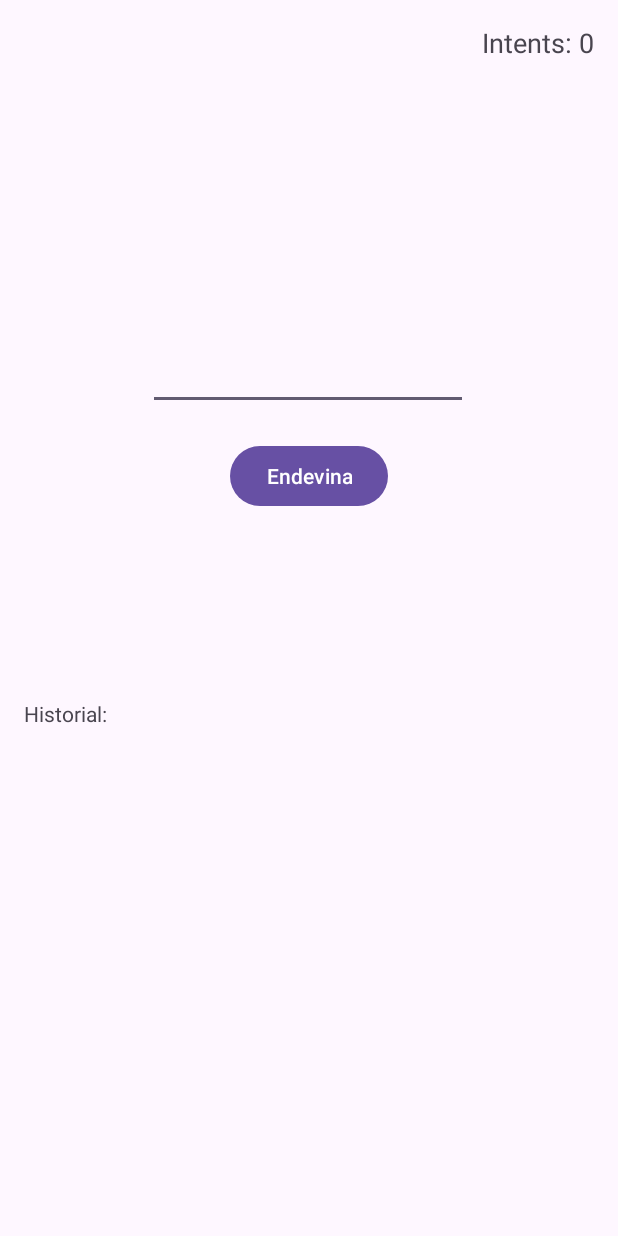
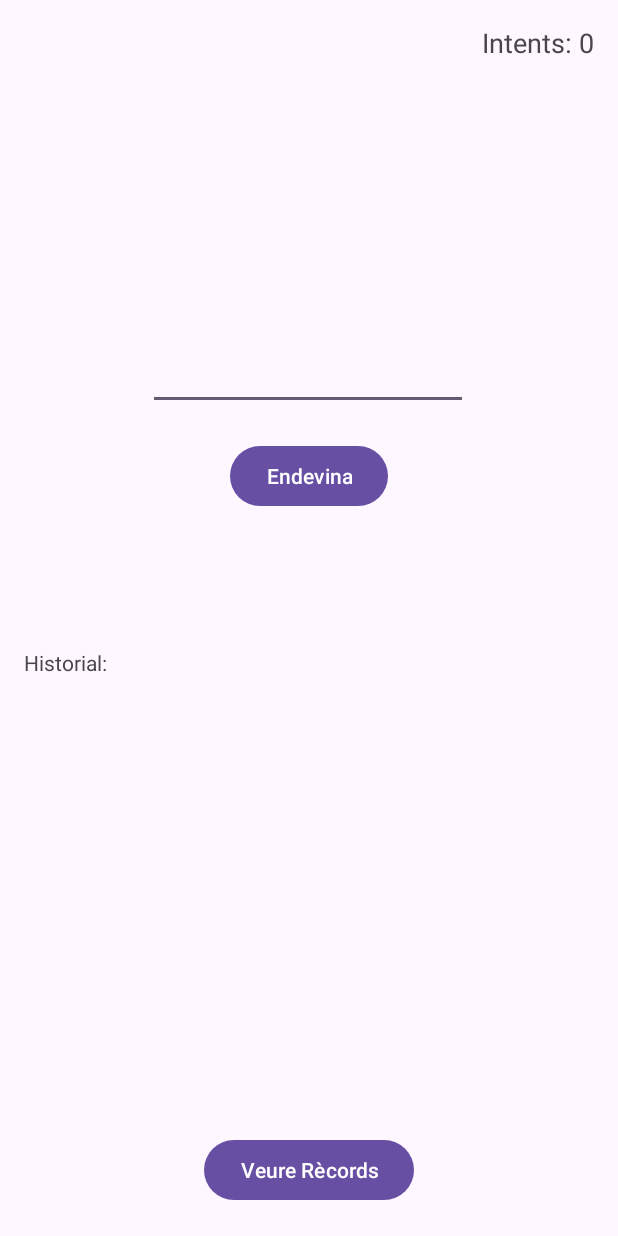
Before and after one commit to ChristopherR17/Andrevina, an Android app: the screen it shows after launch (MainActivity), on a phone screen of 412 x 824 dp. Run offline under Robolectric (Android 15) with nearby library versions, the phone set to English and light mode, and no system bars.

Commit message:
Project Done

```diff
--- a/app/src/main/java/com/christopher/andrevina/MainActivity.kt
+++ b/app/src/main/java/com/christopher/andrevina/MainActivity.kt
@@ -17,6 +17,7 @@ class MainActivity : AppCompatActivity() {
     private lateinit var tvHistorial: TextView
     private lateinit var tvIntents: TextView
     private lateinit var scrollView: ScrollView
+    private lateinit var btnRecords: Button
 
     override fun onCreate(savedInstanceState: Bundle?) {
         super.onCreate(savedInstanceState)
@@ -28,11 +29,12 @@ class MainActivity : AppCompatActivity() {
         tvHistorial = findViewById(R.id.tvHistorial)
         tvIntents = findViewById(R.id.tvIntents)
         scrollView = findViewById(R.id.scrollView2)
+        btnRecords = findViewById(R.id.btnRecords)
 
         // Generar número inicial
         reiniciarPartida()
 
-        // Listener botó
+        // Listener del botó "Endevina"
         button.setOnClickListener {
             val entrada = editText.text.toString()
             if (entrada.isEmpty()) {
@@ -60,6 +62,12 @@ class MainActivity : AppCompatActivity() {
             }
 
             editText.text.clear()
+        }
+
+        // Listener del botó "Veure Rècords"
+        btnRecords.setOnClickListener {
+            val intent = Intent(this, HallOfFameActivity::class.java)
+            startActivity(intent)
         }
     }
 
--- a/app/src/main/res/layout/activity_main.xml
+++ b/app/src/main/res/layout/activity_main.xml
@@ -18,29 +18,7 @@
         app:layout_constraintEnd_toEndOf="parent"
         android:layout_margin="16dp" />
 
-    <ScrollView
-        android:id="@+id/scrollView2"
-        android:layout_width="0dp"
-        android:layout_height="250dp"
-        android:layout_margin="8dp"
-        android:layout_marginStart="169dp"
-        android:layout_marginTop="84dp"
-        android:layout_marginEnd="331dp"
-        android:layout_marginBottom="132dp"
-        app:layout_constraintBottom_toBottomOf="parent"
-        app:layout_constraintEnd_toEndOf="parent"
-        app:layout_constraintHorizontal_bias="0.332"
-        app:layout_constraintStart_toStartOf="parent"
-        app:layout_constraintTop_toBottomOf="@+id/endevinaButton">
-
-        <TextView
-            android:id="@+id/tvHistorial"
-            android:layout_width="match_parent"
-            android:layout_height="wrap_content"
-            android:padding="8dp"
-            android:text="Historial:" />
-    </ScrollView>
-
+    <!-- Camp d'entrada -->
     <EditText
         android:id="@+id/editTextNumberDecimal"
         android:layout_width="wrap_content"
@@ -53,6 +31,7 @@
         app:layout_constraintStart_toStartOf="parent"
         app:layout_constraintTop_toTopOf="parent" />
 
+    <!-- Botó per endevinar -->
     <Button
         android:id="@+id/endevinaButton"
         android:layout_width="wrap_content"
@@ -63,4 +42,34 @@
         app:layout_constraintEnd_toEndOf="parent"
         android:layout_marginTop="20dp" />
 
+    <!-- Historial -->
+    <ScrollView
+        android:id="@+id/scrollView2"
+        android:layout_width="0dp"
+        android:layout_height="250dp"
+        android:layout_margin="8dp"
+        app:layout_constraintTop_toBottomOf="@+id/endevinaButton"
+        app:layout_constraintBottom_toTopOf="@+id/btnRecords"
+        app:layout_constraintStart_toStartOf="parent"
+        app:layout_constraintEnd_toEndOf="parent">
+
+        <TextView
+            android:id="@+id/tvHistorial"
+            android:layout_width="match_parent"
+            android:layout_height="wrap_content"
+            android:padding="8dp"
+            android:text="Historial:" />
+    </ScrollView>
+
+    <!-- Nou botó per veure el Hall of Fame -->
+    <Button
+        android:id="@+id/btnRecords"
+        android:layout_width="wrap_content"
+        android:layout_height="wrap_content"
+        android:text="Veure Rècords"
+        android:layout_marginBottom="20dp"
+        app:layout_constraintBottom_toBottomOf="parent"
+        app:layout_constraintStart_toStartOf="parent"
+        app:layout_constraintEnd_toEndOf="parent" />
+
 </androidx.constraintlayout.widget.ConstraintLayout>
```
Also changed, not shown: app/src/main/AndroidManifest.xml (+6 -1 lines), app/src/main/java/com/christopher/andrevina/HallOfFameActivity.kt (+38 -5 lines), app/src/main/res/layout/activity_hall_of_fame.xml (added, +58 -0 lines).
